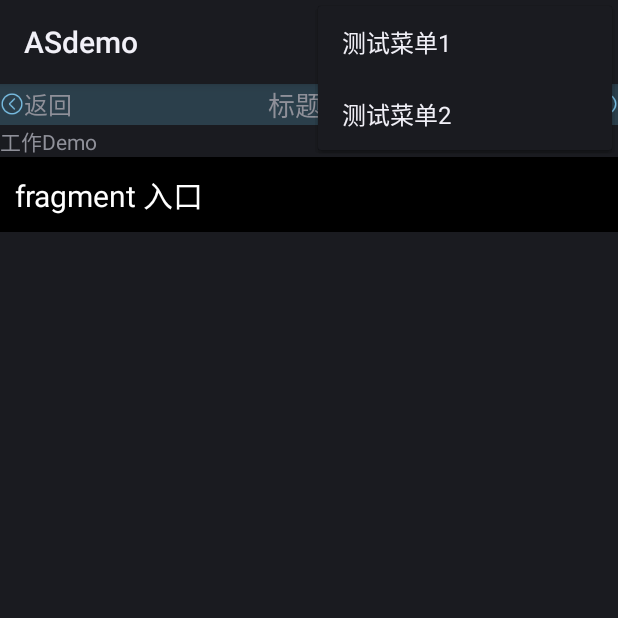
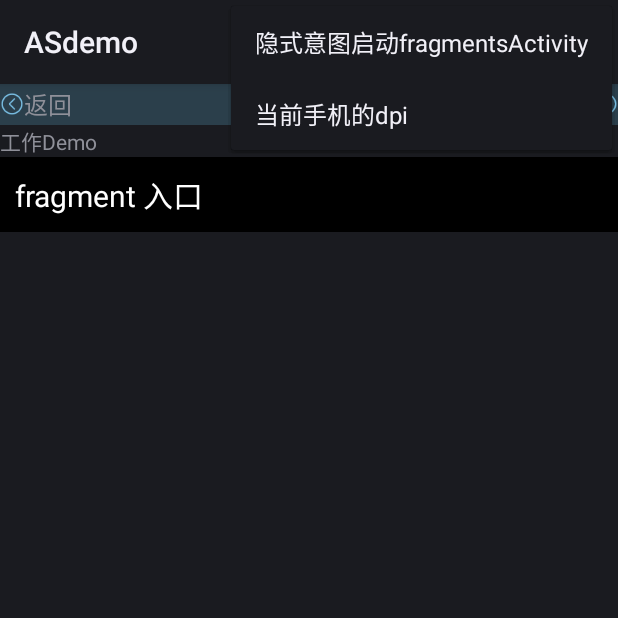
Before and after one commit to BruceHurrican/asstudydemo, an Android app: the screen it shows after launch (MainActivity), with the options menu open, on a phone screen of 412 x 824 dp, the top half of it. Run offline under Robolectric (Android 15) with nearby library versions, the phone set to English and light mode, and no system bars; our stand-ins replace ButterKnife, Volley.

Commit message:
重构代码

```diff
--- a/app/src/main/java/com/study/bruce/demo/MainActivity.java
+++ b/app/src/main/java/com/study/bruce/demo/MainActivity.java
@@ -149,6 +149,7 @@ public class MainActivity extends BaseActivity implements AdapterView.OnItemClic
                 break;
             case R.id.testmenu2:
                 LogUtils.d(item.getTitle() + " 菜单按钮被点击");
+                LogUtils.i("本机DPI：" + getResources().getDisplayMetrics().densityDpi + "\nXDPI：" + getResources().getDisplayMetrics().xdpi + "\nYDPI：" + getResources().getDisplayMetrics().ydpi);
                 break;
         }
         return true;
--- a/app/src/main/res/menu/main.xml
+++ b/app/src/main/res/menu/main.xml
@@ -27,8 +27,8 @@
 <menu xmlns:android="http://schemas.android.com/apk/res/android">
     <item
         android:id="@+id/testmenu1"
-        android:title="测试菜单1"/>
+        android:title="隐式意图启动fragmentsActivity"/>
     <item
         android:id="@+id/testmenu2"
-        android:title="测试菜单2"/>
+        android:title="当前手机的dpi"/>
 </menu>
```
